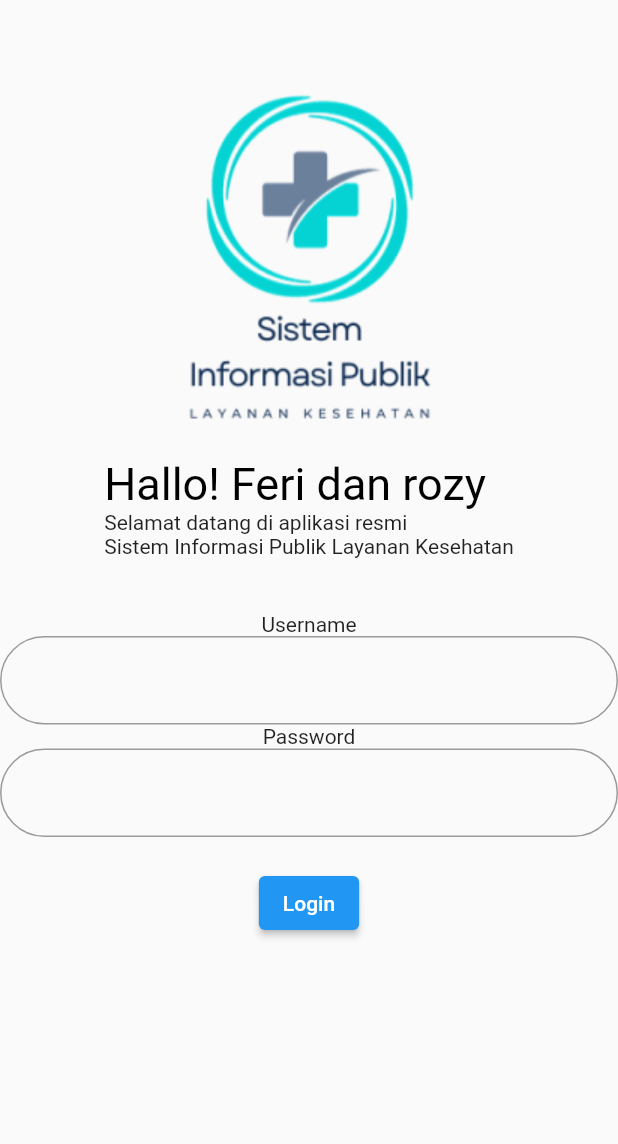
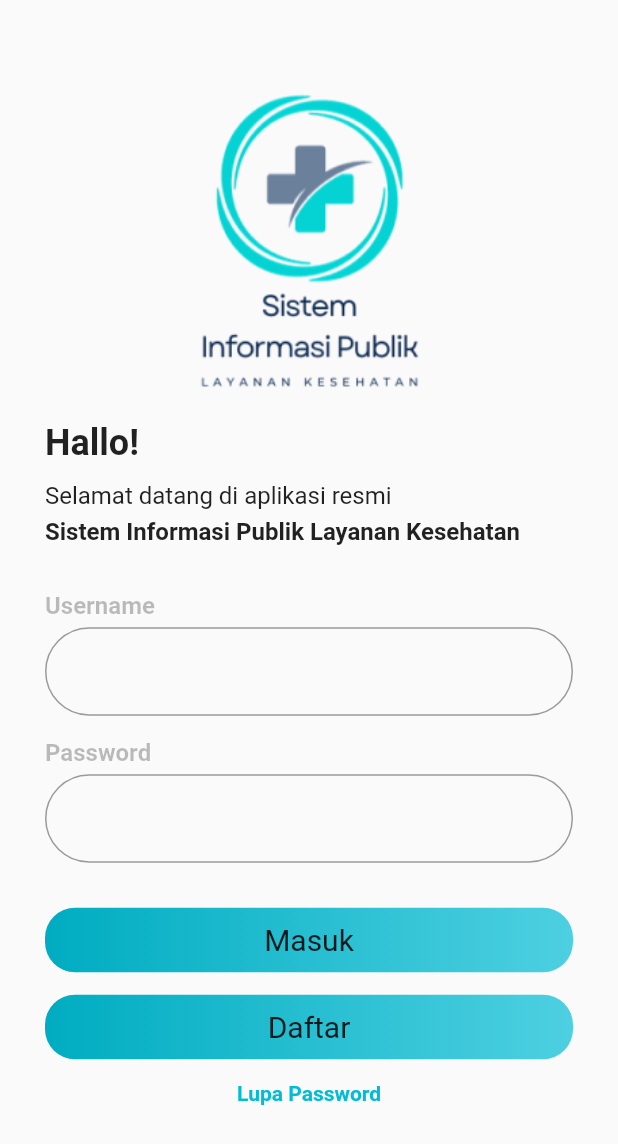
Before and after one commit to rhozy/sik, a Flutter app: the screen it shows after launch, on a phone screen of 412 x 824 dp. Shown: the top 1144 px of the screen. Run offline on Flutter 3.47's test engine with Material 2 defaults, Android fonts, the phone set to English and light mode, and no system bars; our stand-ins replace get.

Commit message:
feat: create login view

```diff
--- a/lib/app/modules/login/controllers/login_controller.dart
+++ b/lib/app/modules/login/controllers/login_controller.dart
@@ -1,23 +1,15 @@
+import 'package:flutter/widgets.dart';
 import 'package:get/get.dart';
+import 'package:sistem_layanan_kesehatan/app/routes/app_pages.dart';
 
 class LoginController extends GetxController {
-  //TODO: Implement LoginController
+  final usernameText = TextEditingController();
+  final passwordText = TextEditingController();
+  final formKey = GlobalKey<FormState>();
 
-  final count = 0.obs;
-  @override
-  void onInit() {
-    super.onInit();
+  void onTapLogin() {
+    if (formKey.currentState!.validate()) {
+      Get.toNamed(Routes.HOME);
+    }
   }
-
-  @override
-  void onReady() {
-    super.onReady();
-  }
-
-  @override
-  void onClose() {
-    super.onClose();
-  }
-
-  void increment() => count.value++;
 }
--- a/lib/app/modules/login/views/login_view.dart
+++ b/lib/app/modules/login/views/login_view.dart
@@ -1,5 +1,7 @@
 import 'package:flutter/material.dart';
 import 'package:get/get.dart';
+import 'package:sistem_layanan_kesehatan/app/widgets/custom_text.dart';
+import 'package:sistem_layanan_kesehatan/app/widgets/custom_textfield.dart';
 import '../controllers/login_controller.dart';
 
 class LoginView extends GetView<LoginController> {
@@ -8,59 +10,97 @@ class LoginView extends GetView<LoginController> {
   @override
   Widget build(BuildContext context) {
     return Scaffold(
-      body: Column(
-          children: [
-            const SizedBox(
-              height: 60,
+      resizeToAvoidBottomInset: false,
+      body: _renderBody()
+    );
+  }
+
+  Padding _renderBody() {
+    return Padding(
+      padding: const EdgeInsets.only(
+        top: 60,
+        bottom: 30,
+        left: 30,
+        right: 30,
       ),
-            Image.asset("assets/image/login.png",
-            ),
-            Column(
+      child: Form(
+        key: controller.formKey,
+        child: Column(
           crossAxisAlignment: CrossAxisAlignment.start,
           children: [
-              Text(
-              "Hallo! Feri dan rozy",
-              style: TextStyle(color: Colors.black, fontSize: 30),
+            Center(
+              child: Image.asset("assets/image/login.png"),
             ),
-            Text("Selamat datang di aplikasi resmi"),
-            Text("Sistem Informasi Publik Layanan Kesehatan"),
+            _renderLandingText(),
+            const SizedBox(height: 30),
+            CustomTextfield(label: "Username", controller: controller.usernameText),
+            const SizedBox(height: 15),
+            CustomTextfield(label: "Password", controller: controller.passwordText, isPassword: true),
+            const SizedBox(height: 30),
+            _renderButton("Masuk", controller.onTapLogin),
+            const SizedBox(height: 15),
+            _renderButton("Daftar", (){}),
+            const SizedBox(height: 15),
+            _renderTextButton(),
           ],
         ),
-            Column(
-              children: [
-                SizedBox(height: 36),
-                Text('Username'),
-                TextField(
-              keyboardType: TextInputType.emailAddress,
-              style: TextStyle(color: Colors.black), // Changed text color
-              decoration: InputDecoration(
-                border: OutlineInputBorder(
-                  borderSide: BorderSide(color: Colors.blue),
-                  borderRadius: BorderRadius.all(Radius.circular(70)), // Reduced the radius
+      ),
+    );
+  }
+
+  Center _renderTextButton() {
+    return Center(
+          child: InkWell(
+            onTap: (){},
+            child: const CustomText(
+              text: "Lupa Password",
+              fontColor: Colors.cyan,
+              fontWeight: FontWeight.bold,
             ),
           ),
+        );
+  }
+
+  Column _renderLandingText() {
+    return Column(
+      crossAxisAlignment: CrossAxisAlignment.start,
+      children: const [
+        CustomText(
+          text: "Hallo!",
+          fontSize: 24,
+          fontWeight: FontWeight.bold,
         ),
-            Text('Password'),
-            TextField(
-              obscureText: true,
-              style: TextStyle(color: Colors.black), // Changed text color
-              decoration: InputDecoration(
-                border: OutlineInputBorder(
-                  borderSide: BorderSide(color: Colors.blue),
-                  borderRadius: BorderRadius.all(Radius.circular(70)), // Reduced the radius
+        SizedBox(height: 12),
+        CustomText(
+          text: "Selamat datang di aplikasi resmi",
+          fontSize: 16,
+        ),
+        SizedBox(height: 5),
+        CustomText(
+          text: "Sistem Informasi Publik Layanan Kesehatan",
+          fontSize: 16,
+          fontWeight: FontWeight.bold,
+        ),
+      ],
+    );
+  }
+
+  Widget _renderButton(String text, VoidCallback onTap) {
+    return InkWell(
+      onTap: onTap,
+      child: Row(
+        children: [
+          Expanded(
+            child: Container(
+              alignment: Alignment.center,
+              padding: const EdgeInsets.all(10),
+              decoration: BoxDecoration(
+                gradient: LinearGradient(colors: [Colors.cyan.shade600, Colors.cyan.shade300]),
+                borderRadius: BorderRadius.circular(20)
+              ),
+              child: CustomText(text: text, fontSize: 20),
             ),
           ),
-            ),
-            SizedBox(height: 20), // Added some spacing
-            ElevatedButton(
-              onPressed: () {
-                // Add your login logic here
-              },
-              child:Text('Login'),
-            ),
-              ],
-            )
-
         ],
       ),
     );
```
Lines whose indentation alone changed are shown as unchanged.
